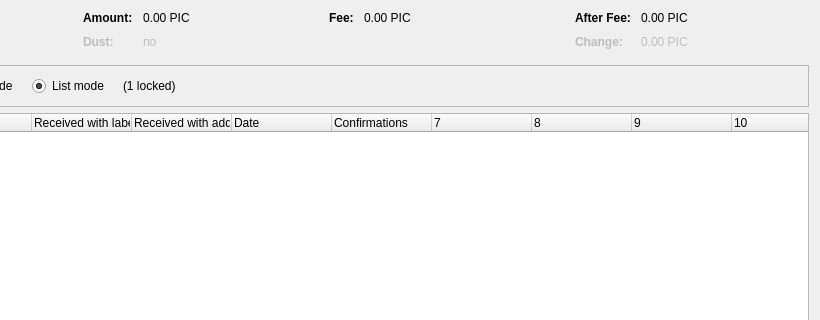
Before: the Qt Designer form src/qt/forms/coincontroldialog.ui in minblock/picscoin, drawn with Qt 5; both pictures show x 180 to 1000 and y 0 to 320 of the 1000 by 500 pixel window.
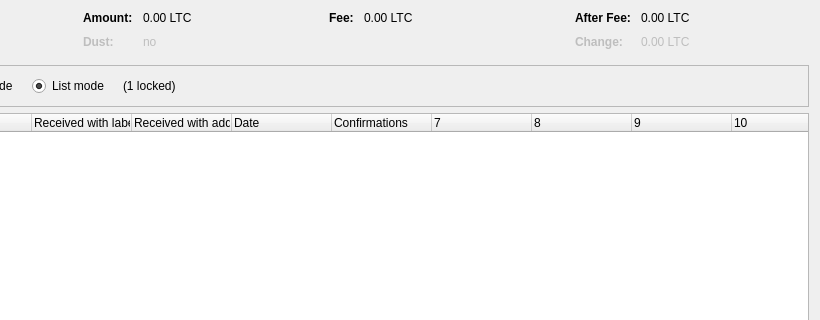
After: the same form once the commit is applied. Custom widgets are drawn as their Qt base class.

What changed in the file:
```diff
--- a/src/qt/forms/coincontroldialog.ui
+++ b/src/qt/forms/coincontroldialog.ui
@@ -132,7 +132,7 @@
           <enum>Qt::ActionsContextMenu</enum>
          </property>
          <property name="text">
-          <string notr="true">0.00 PIC</string>
+          <string notr="true">0.00 LTC</string>
          </property>
          <property name="textInteractionFlags">
           <set>Qt::LinksAccessibleByMouse|Qt::TextSelectableByKeyboard|Qt::TextSelectableByMouse</set>
@@ -212,7 +212,7 @@
           <enum>Qt::ActionsContextMenu</enum>
          </property>
          <property name="text">
-          <string notr="true">0.00 PIC</string>
+          <string notr="true">0.00 LTC</string>
          </property>
          <property name="textInteractionFlags">
           <set>Qt::LinksAccessibleByMouse|Qt::TextSelectableByKeyboard|Qt::TextSelectableByMouse</set>
@@ -257,7 +257,7 @@
           <enum>Qt::ActionsContextMenu</enum>
          </property>
          <property name="text">
-          <string notr="true">0.00 PIC</string>
+          <string notr="true">0.00 LTC</string>
          </property>
          <property name="textInteractionFlags">
           <set>Qt::LinksAccessibleByMouse|Qt::TextSelectableByKeyboard|Qt::TextSelectableByMouse</set>
@@ -292,7 +292,7 @@
           <enum>Qt::ActionsContextMenu</enum>
          </property>
          <property name="text">
-          <string notr="true">0.00 PIC</string>
+          <string notr="true">0.00 LTC</string>
          </property>
          <property name="textInteractionFlags">
           <set>Qt::LinksAccessibleByMouse|Qt::TextSelectableByKeyboard|Qt::TextSelectableByMouse</set>
```
